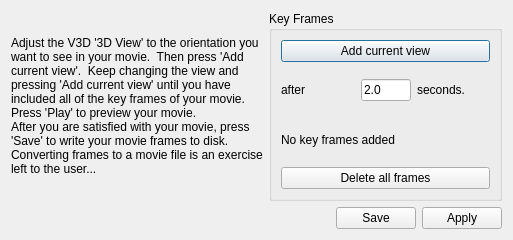
Qt form 2010_hackathon/brunsc/python_console/scripts/movie_maker_dialog.ui (CBL-ORION/Vaa3D-mirror) before a commit.
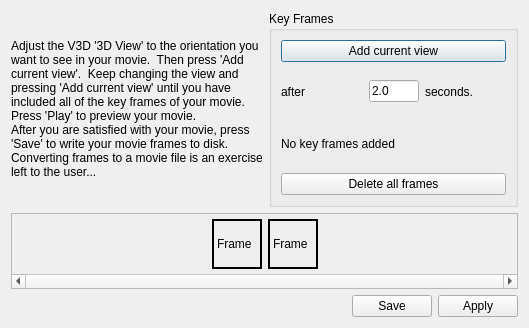
The same form after that commit.

Commit message: Exposed minimum part of SimTK API required to convert between Euler angles and rotation matrices. Started document for movie maker Started stub for drag area of movie maker GUI

The edit to the form file:
```diff
--- a/2010_hackathon/brunsc/python_console/scripts/movie_maker_dialog.ui
+++ b/2010_hackathon/brunsc/python_console/scripts/movie_maker_dialog.ui
@@ -6,8 +6,8 @@
    <rect>
     <x>0</x>
     <y>0</y>
-    <width>513</width>
-    <height>240</height>
+    <width>529</width>
+    <height>328</height>
    </rect>
   </property>
   <property name="windowTitle">
@@ -110,6 +110,131 @@
      </item>
     </layout>
    </item>
+   <item>
+    <widget class="QScrollArea" name="scrollArea">
+     <property name="sizePolicy">
+      <sizepolicy hsizetype="Expanding" vsizetype="Fixed">
+       <horstretch>0</horstretch>
+       <verstretch>0</verstretch>
+      </sizepolicy>
+     </property>
+     <property name="verticalScrollBarPolicy">
+      <enum>Qt::ScrollBarAlwaysOff</enum>
+     </property>
+     <property name="horizontalScrollBarPolicy">
+      <enum>Qt::ScrollBarAlwaysOn</enum>
+     </property>
+     <property name="widgetResizable">
+      <bool>true</bool>
+     </property>
+     <widget class="QWidget" name="scrollAreaWidgetContents">
+      <property name="geometry">
+       <rect>
+        <x>0</x>
+        <y>0</y>
+        <width>503</width>
+        <height>61</height>
+       </rect>
+      </property>
+      <layout class="QHBoxLayout" name="horizontalLayout_3">
+       <property name="leftMargin">
+        <number>0</number>
+       </property>
+       <property name="topMargin">
+        <number>5</number>
+       </property>
+       <property name="rightMargin">
+        <number>0</number>
+       </property>
+       <property name="bottomMargin">
+        <number>5</number>
+       </property>
+       <item>
+        <spacer name="horizontalSpacer">
+         <property name="orientation">
+          <enum>Qt::Horizontal</enum>
+         </property>
+         <property name="sizeHint" stdset="0">
+          <size>
+           <width>40</width>
+           <height>20</height>
+          </size>
+         </property>
+        </spacer>
+       </item>
+       <item>
+        <widget class="QLabel" name="label_4">
+         <property name="minimumSize">
+          <size>
+           <width>50</width>
+           <height>50</height>
+          </size>
+         </property>
+         <property name="maximumSize">
+          <size>
+           <width>50</width>
+           <height>50</height>
+          </size>
+         </property>
+         <property name="frameShape">
+          <enum>QFrame::Box</enum>
+         </property>
+         <property name="frameShadow">
+          <enum>QFrame::Plain</enum>
+         </property>
+         <property name="lineWidth">
+          <number>2</number>
+         </property>
+         <property name="text">
+          <string>Frame</string>
+         </property>
+        </widget>
+       </item>
+       <item>
+        <widget class="QLabel" name="label_5">
+         <property name="minimumSize">
+          <size>
+           <width>50</width>
+           <height>50</height>
+          </size>
+         </property>
+         <property name="maximumSize">
+          <size>
+           <width>50</width>
+           <height>50</height>
+          </size>
+         </property>
+         <property name="frameShape">
+          <enum>QFrame::Box</enum>
+         </property>
+         <property name="frameShadow">
+          <enum>QFrame::Plain</enum>
+         </property>
+         <property name="lineWidth">
+          <number>2</number>
+         </property>
+         <property name="text">
+          <string>Frame</string>
+         </property>
+        </widget>
+       </item>
+       <item>
+        <spacer name="horizontalSpacer_2">
+         <property name="orientation">
+          <enum>Qt::Horizontal</enum>
+         </property>
+         <property name="sizeHint" stdset="0">
+          <size>
+           <width>40</width>
+           <height>20</height>
+          </size>
+         </property>
+        </spacer>
+       </item>
+      </layout>
+     </widget>
+    </widget>
+   </item>
    <item>
     <widget class="QDialogButtonBox" name="buttonBox">
      <property name="orientation">
```
Left out of the diff: 2 changed lines with no effect on the pictures. The commit also changes 54 other files.
